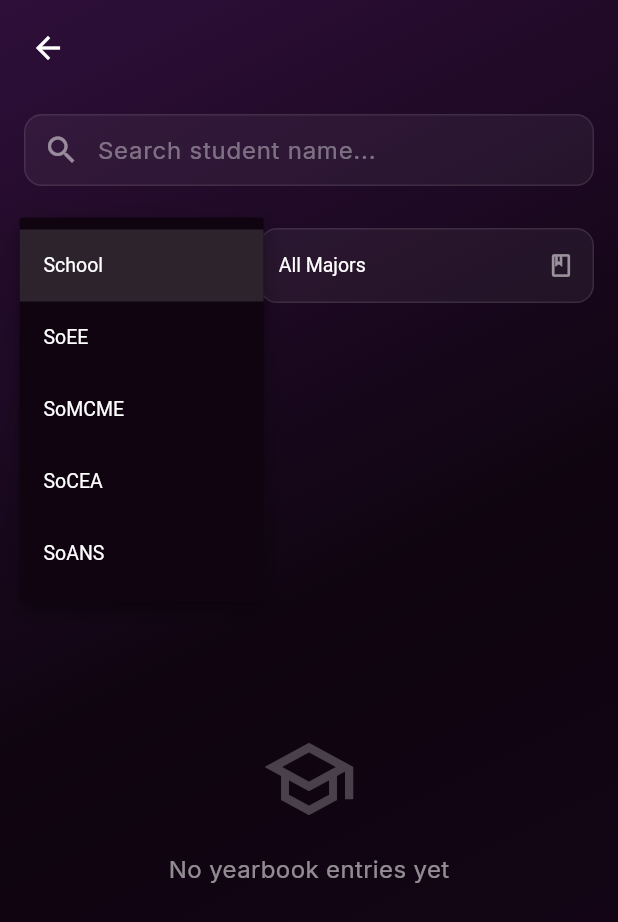
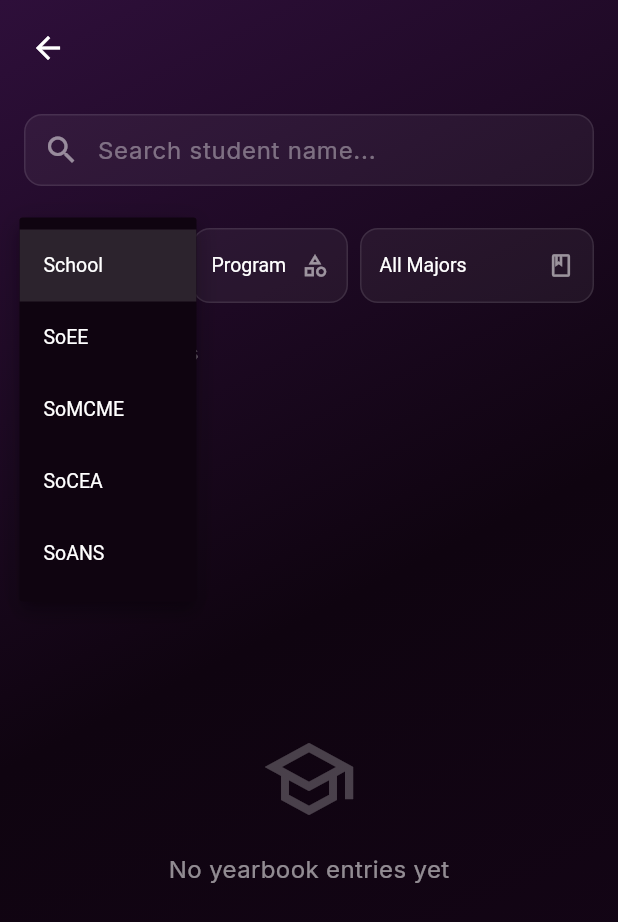
Before and after one commit to kalchan12/Graduate-Chronicles, a Flutter app: the YearbookFilterScreen screen opened directly with empty values, after a tap on "School", on a phone screen of 412 x 824 dp. Shown: the top 922 px of the screen. Run offline on Flutter 3.47's test engine with Material 3 defaults, Android fonts, the light colour scheme and no system bars; our stand-ins replace file_picker, flutter_dotenv, flutter_image_compress, flutter_riverpod, google_fonts, image_picker and 3 more; accounts and stored records are empty; statements that could not run were skipped.

Commit message:
feat: add yearbook program filter and refine signup id field

```diff
--- a/lib/models/yearbook_entry.dart
+++ b/lib/models/yearbook_entry.dart
@@ -46,6 +46,7 @@ class YearbookEntry {
   final String? username;
   final String? major;
   final String? school;
+  final String? institutionalId;
 
   const YearbookEntry({
     required this.id,
@@ -62,6 +63,7 @@ class YearbookEntry {
     this.username,
     this.major,
     this.school,
+    this.institutionalId,
   });
 
   factory YearbookEntry.fromMap(Map<String, dynamic> map) {
@@ -82,6 +84,7 @@ class YearbookEntry {
       username: map['username'] as String?,
       major: map['major'] as String?,
       school: map['school'] as String?,
+      institutionalId: map['institutional_id'] as String?,
     );
   }
 
@@ -113,6 +116,7 @@ class YearbookEntry {
     String? username,
     String? major,
     String? school,
+    String? institutionalId,
   }) {
     return YearbookEntry(
       id: id ?? this.id,
@@ -128,6 +132,7 @@ class YearbookEntry {
       username: username ?? this.username,
       major: major ?? this.major,
       school: school ?? this.school,
+      institutionalId: institutionalId ?? this.institutionalId,
     );
   }
 }
--- a/lib/services/supabase/supabase_service.dart
+++ b/lib/services/supabase/supabase_service.dart
@@ -678,7 +678,8 @@ class SupabaseService {
             full_name,
             username,
             major,
-            school
+            school,
+            institutional_id
           )
         ''')
         .eq('batch_id', batchId)
@@ -698,6 +699,7 @@ class SupabaseService {
             'username': userData?['username'],
             'major': userData?['major'],
             'school': userData?['school'],
+            'institutional_id': userData?['institutional_id'],
           }..remove('users');
         })
         .where((entry) {
--- a/lib/ui/yearbook/yearbook_filter_screen.dart
+++ b/lib/ui/yearbook/yearbook_filter_screen.dart
@@ -37,8 +37,10 @@ class _YearbookFilterScreenState extends ConsumerState<YearbookFilterScreen> {
   String _query = '';
   String _selectedSchool = 'All';
   String _selectedMajor = 'All';
+  String _selectedProgram = 'All';
 
   final List<String> _schools = ['All', 'SoEE', 'SoMCME', 'SoCEA', 'SoANS'];
+  final List<String> _programs = ['All', 'Regular', 'Extension', 'Weekend'];
 
   // Majors Map (Matches Signup Logic)
   static const Map<String, List<String>> _schoolMajors = {
@@ -80,13 +82,26 @@ class _YearbookFilterScreenState extends ConsumerState<YearbookFilterScreen> {
       final matchesSchool =
           _selectedSchool == 'All' || entry.school == _selectedSchool;
 
+      final program = _getProgramFromId(entry.institutionalId);
+      final matchesProgram =
+          _selectedProgram == 'All' || program == _selectedProgram;
+
       // When filtering by school, only show majors from that school if 'All' major is selected
       // But if a specific major is selected, match strictly.
       final matchesMajor =
           _selectedMajor == 'All' || entry.major == _selectedMajor;
 
-      return matchesQuery && matchesSchool && matchesMajor;
+      return matchesQuery && matchesSchool && matchesProgram && matchesMajor;
     }).toList();
+  }
+
+  String _getProgramFromId(String? id) {
+    if (id == null || id.isEmpty) return 'Regular'; // Default fallback
+    final prefix = id.toUpperCase();
+    if (prefix.startsWith('UGE')) return 'Extension';
+    if (prefix.startsWith('UGW')) return 'Weekend';
+    if (prefix.startsWith('UGR')) return 'Regular';
+    return 'Regular'; // Default for others
   }
 
   @override
@@ -215,6 +230,50 @@ class _YearbookFilterScreenState extends ConsumerState<YearbookFilterScreen> {
                                   _selectedSchool = val;
                                   _selectedMajor = 'All'; // Reset major
                                 });
+                              }
+                            },
+                          ),
+                        ),
+                      ),
+                    ),
+                    const SizedBox(width: 8),
+
+                    // Program Filter
+                    Expanded(
+                      flex: 2,
+                      child: Container(
+                        padding: const EdgeInsets.symmetric(horizontal: 12),
+                        decoration: BoxDecoration(
+                          color: Colors.white.withOpacity(0.05),
+                          borderRadius: BorderRadius.circular(12),
+                          border: Border.all(
+                            color: Colors.white.withOpacity(0.1),
+                          ),
+                        ),
+                        child: DropdownButtonHideUnderline(
+                          child: DropdownButton<String>(
+                            value: _selectedProgram,
+                            isExpanded: true,
+                            dropdownColor: DesignSystem.scaffoldBg,
+                            style: const TextStyle(color: Colors.white),
+                            icon: const Icon(
+                              Icons.category_outlined,
+                              color: Colors.white54,
+                              size: 18,
+                            ),
+                            items: _programs.map((prog) {
+                              return DropdownMenuItem<String>(
+                                value: prog,
+                                child: Text(
+                                  prog == 'All' ? 'Program' : prog,
+                                  style: const TextStyle(fontSize: 13),
+                                  overflow: TextOverflow.ellipsis,
+                                ),
+                              );
+                            }).toList(),
+                            onChanged: (val) {
+                              if (val != null) {
+                                setState(() => _selectedProgram = val);
                               }
                             },
                           ),
```
Also changed, not shown: lib/ui/auth/signup/signup_step2.dart (+16 -16 lines).
